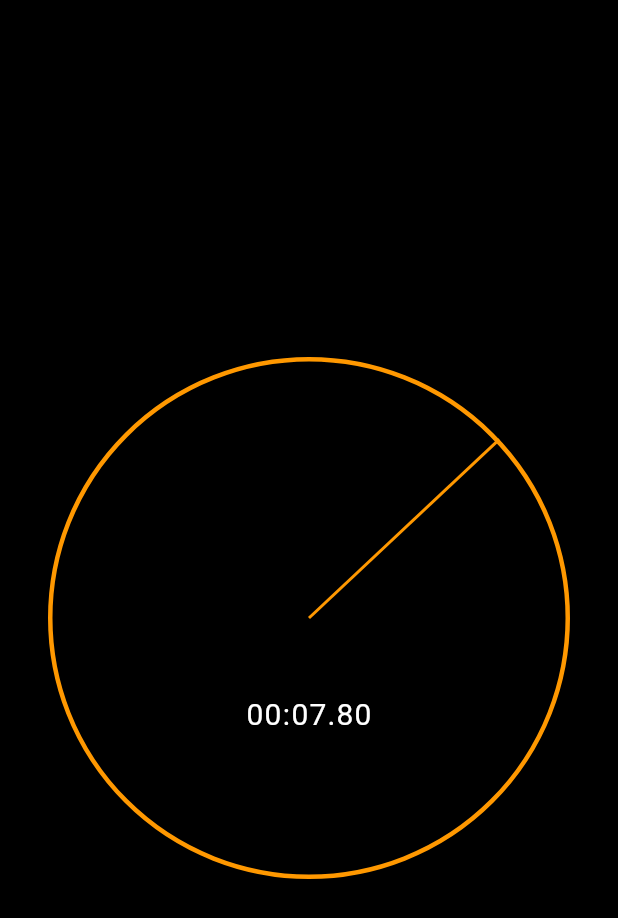
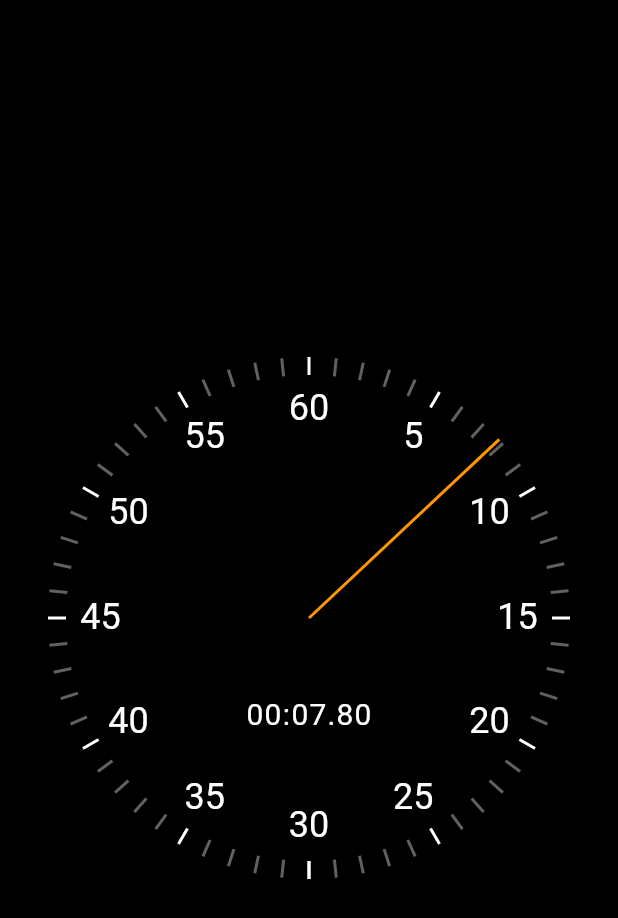
Before and after one commit to fajarghifar/stopwatch, a Flutter app: the screen it shows after launch, on a phone screen of 412 x 824 dp. Shown: the top 918 px of the screen. Run offline on Flutter 3.47's test engine with Material 2 defaults, Android fonts, the phone set to English and light mode, and no system bars.

Commit message:
Add a text marker to the clock

```diff
--- /dev/null
+++ b/lib/ui/clock_markers.dart
@@ -0,0 +1,62 @@
+import 'dart:math';
+
+import 'package:flutter/material.dart';
+
+class ClockSecondsTickMarker extends StatelessWidget {
+  const ClockSecondsTickMarker(
+      {Key? key, required this.seconds, required this.radius})
+      : super(key: key);
+  final int seconds;
+  final double radius;
+
+  @override
+  Widget build(BuildContext context) {
+    final color = seconds % 5 == 0 ? Colors.white : Colors.grey[700];
+    const width = 2.0;
+    const height = 12.0;
+    return Transform(
+      alignment: Alignment.center,
+      transform: Matrix4.identity()
+        ..translate(-width / 2, -height / 2, 0.0) // center to origin
+        ..rotateZ(2 * pi * (seconds / 60.0))
+        ..translate(0.0, radius - height / 2, 0.0),
+      child: Container(width: width, height: height, color: color),
+    );
+  }
+}
+
+class ClockTextMarker extends StatelessWidget {
+  const ClockTextMarker({
+    Key? key,
+    required this.value,
+    required this.maxValue,
+    required this.radius,
+  }) : super(key: key);
+  final int value;
+  final int maxValue;
+  final double radius;
+
+  @override
+  Widget build(BuildContext context) {
+    const width = 40.0;
+    const height = 30.0;
+
+    return Transform(
+      alignment: Alignment.center,
+      transform: Matrix4.identity()
+        ..translate(-width / 2, -height / 2, 0.0)
+        ..rotateZ(pi + 2 * pi * (value / maxValue))
+        ..translate(0.0, radius - 35, 0.0)
+        ..rotateZ(pi - 2 * pi * (value / maxValue)),
+      child: SizedBox(
+        width: width,
+        height: height,
+        child: Text(
+          value.toString(),
+          style: const TextStyle(fontSize: 24),
+          textAlign: TextAlign.center,
+        ),
+      ),
+    );
+  }
+}
--- a/lib/ui/stopwatch_renderer.dart
+++ b/lib/ui/stopwatch_renderer.dart
@@ -1,8 +1,10 @@
 import 'dart:math';
 
 import 'package:flutter/material.dart';
-import 'package:stopwatch/ui/clock_hand.dart';
-import 'package:stopwatch/ui/elapsed_time_text.dart';
+import 'package:stopwatch/ui/clock_markers.dart';
+
+import 'clock_hand.dart';
+import 'elapsed_time_text.dart';
 
 class StopwatchRenderer extends StatelessWidget {
   const StopwatchRenderer({
@@ -18,15 +20,18 @@ class StopwatchRenderer extends StatelessWidget {
   Widget build(BuildContext context) {
     return Stack(
       children: [
-        Container(
-          decoration: BoxDecoration(
-            border: Border.all(
-              width: 3.0,
-              color: Colors.orange,
-            ),
-            borderRadius: BorderRadius.circular(radius),
+        for (var i = 0; i <= 60; i++)
+          Positioned(
+            left: radius,
+            top: radius,
+            child: ClockSecondsTickMarker(seconds: i, radius: radius),
           ),
-        ),
+        for (var i = 5; i <= 60; i += 5)
+          Positioned(
+            left: radius,
+            top: radius,
+            child: ClockTextMarker(value: i, maxValue: 60, radius: radius),
+          ),
         Positioned(
           left: radius,
           top: radius,
```
